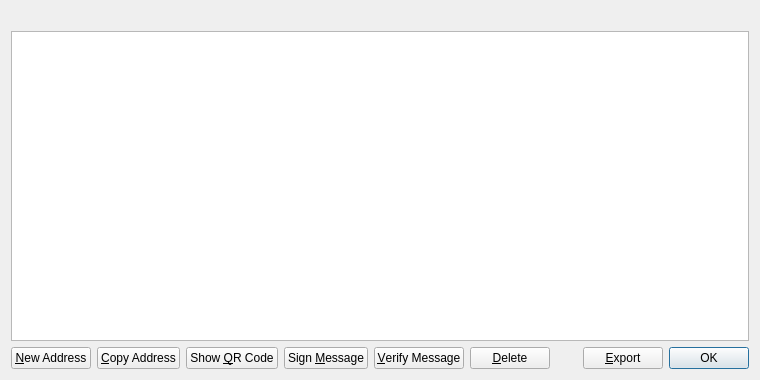
The window that src/qt/forms/addressbookpage.ui (talkcoin/talkcoin-wallet) describes before a commit, drawn with Qt 5.
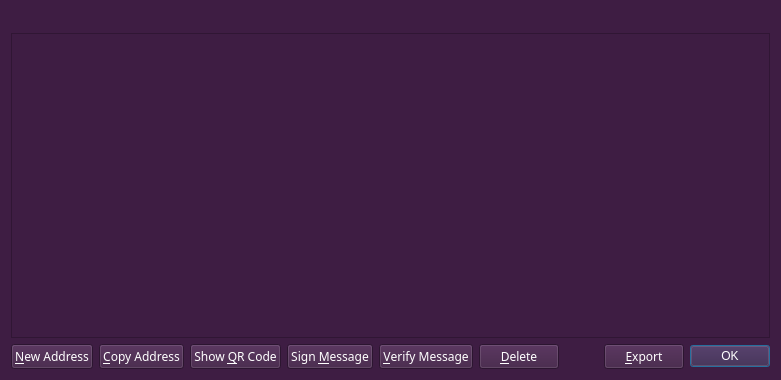
The same window after the commit. Icons and pictures are not drawn.

```diff
--- a/src/qt/forms/addressbookpage.ui
+++ b/src/qt/forms/addressbookpage.ui
@@ -6,13 +6,25 @@
    <rect>
     <x>0</x>
     <y>0</y>
-    <width>760</width>
+    <width>781</width>
     <height>380</height>
    </rect>
   </property>
+  <property name="font">
+   <font>
+    <family>Gill Sans MT</family>
+    <pointsize>9</pointsize>
+   </font>
+  </property>
   <property name="windowTitle">
    <string>Address Book</string>
   </property>
+  <property name="styleSheet">
+   <string notr="true">background-color: rgb(62, 29, 67);
+border-color: rgb(103, 47, 82);
+color: rgb(255, 255, 255);
+</string>
+  </property>
   <layout class="QVBoxLayout" name="verticalLayout">
    <item>
     <widget class="QLabel" name="labelExplanation">
@@ -26,12 +38,30 @@
    </item>
    <item>
     <widget class="QTableView" name="tableView">
+     <property name="font">
+      <font>
+       <family>Gill Sans MT</family>
+       <pointsize>11</pointsize>
+      </font>
+     </property>
      <property name="contextMenuPolicy">
       <enum>Qt::CustomContextMenu</enum>
      </property>
      <property name="toolTip">
       <string>Double-click to edit address or label</string>
      </property>
+     <property name="styleSheet">
+      <string notr="true">
+QToolTip {
+     color: white;
+     font-size:9pt;font-family:'Gill Sans MT';
+     border: 4px solid ;
+     border-radius: 13px;
+     opacity: 700;
+     border-color: rgb(89,38,68);
+     background-color: rgb(62,29,67);
+ }</string>
+     </property>
      <property name="tabKeyNavigation">
       <bool>false</bool>
      </property>
@@ -56,9 +86,29 @@
     <layout class="QHBoxLayout" name="horizontalLayout">
      <item>
       <widget class="QPushButton" name="newAddress">
+       <property name="font">
+        <font>
+         <family>Gill Sans MT</family>
+         <pointsize>9</pointsize>
+        </font>
+       </property>
        <property name="toolTip">
         <string>Create a new address</string>
        </property>
+       <property name="styleSheet">
+        <string notr="true">QToolButton{
+border-color: rgb(103, 47, 82);}
+QToolTip {
+     color: white;
+     font-size:9pt;font-family:'Gill Sans MT';
+     border: 4px solid ;
+     border-radius: 13px;
+     opacity: 700;
+     border-color: rgb(89,38,68);
+     background-color: rgb(62,29,67);
+ }
+</string>
+       </property>
        <property name="text">
         <string>&amp;New Address</string>
        </property>
@@ -70,9 +120,29 @@
      </item>
      <item>
       <widget class="QPushButton" name="copyAddress">
+       <property name="font">
+        <font>
+         <family>Gill Sans MT</family>
+         <pointsize>9</pointsize>
+        </font>
+       </property>
        <property name="toolTip">
         <string>Copy the currently selected address to the system clipboard</string>
        </property>
+       <property name="styleSheet">
+        <string notr="true">
+QToolButton{
+border-color: rgb(103, 47, 82);}
+QToolTip {
+     color: white;
+     font-size:9pt;font-family:'Gill Sans MT';
+     border: 4px solid ;
+     border-radius: 13px;
+     opacity: 700;
+     border-color: rgb(89,38,68);
+     background-color: rgb(62,29,67);
+ }</string>
+       </property>
        <property name="text">
         <string>&amp;Copy Address</string>
        </property>
@@ -84,6 +154,25 @@
      </item>
      <item>
       <widget class="QPushButton" name="showQRCode">
+       <property name="font">
+        <font>
+         <family>Gill Sans MT</family>
+         <pointsize>9</pointsize>
+        </font>
+       </property>
+       <property name="styleSheet">
+        <string notr="true">QToolButton{
+border-color: rgb(103, 47, 82);}
+QToolTip {
+     color: white;
+     font-size:9pt;font-family:'Gill Sans MT';
+     border: 4px solid ;
+     border-radius: 13px;
+     opacity: 700;
+     border-color: rgb(89,38,68);
+     background-color: rgb(62,29,67);
+ }</string>
+       </property>
        <property name="text">
         <string>Show &amp;QR Code</string>
        </property>
@@ -95,9 +184,28 @@
      </item>
      <item>
       <widget class="QPushButton" name="signMessage">
+       <property name="font">
+        <font>
+         <family>Gill Sans MT</family>
+         <pointsize>9</pointsize>
+        </font>
+       </property>
        <property name="toolTip">
         <string>Sign a message to prove you own a Talkcoin address</string>
        </property>
+       <property name="styleSheet">
+        <string notr="true">QToolButton{
+border-color: rgb(103, 47, 82);}
+QToolTip {
+     color: white;
+     font-size:9pt;font-family:'Gill Sans MT';
+     border: 4px solid ;
+     border-radius: 13px;
+     opacity: 700;
+     border-color: rgb(89,38,68);
+     background-color: rgb(62,29,67);
+ }</string>
+       </property>
        <property name="text">
         <string>Sign &amp;Message</string>
        </property>
@@ -109,9 +217,28 @@
      </item>
      <item>
       <widget class="QPushButton" name="verifyMessage">
+       <property name="font">
+        <font>
+         <family>Gill Sans MT</family>
+         <pointsize>9</pointsize>
+        </font>
+       </property>
        <property name="toolTip">
         <string>Verify a message to ensure it was signed with a specified Talkcoin address</string>
        </property>
+       <property name="styleSheet">
+        <string notr="true">QToolButton{
+border-color: rgb(103, 47, 82);}
+QToolTip {
+     color: white;
+     font-size:9pt;font-family:'Gill Sans MT';
+     border: 4px solid ;
+     border-radius: 13px;
+     opacity: 700;
+     border-color: rgb(89,38,68);
+     background-color: rgb(62,29,67);
+ }</string>
+       </property>
        <property name="text">
         <string>&amp;Verify Message</string>
        </property>
@@ -123,9 +250,28 @@
      </item>
      <item>
       <widget class="QPushButton" name="deleteAddress">
+       <property name="font">
+        <font>
+         <family>Gill Sans MT</family>
+         <pointsize>9</pointsize>
+        </font>
+       </property>
        <property name="toolTip">
         <string>Delete the currently selected address from the list</string>
        </property>
+       <property name="styleSheet">
+        <string notr="true">QToolButton{
+border-color: rgb(103, 47, 82);}
+QToolTip {
+     color: white;
+     font-size:9pt;font-family:'Gill Sans MT';
+     border: 4px solid ;
+     border-radius: 13px;
+     opacity: 700;
+     border-color: rgb(89,38,68);
+     background-color: rgb(62,29,67);
+ }</string>
+       </property>
        <property name="text">
         <string>&amp;Delete</string>
        </property>
@@ -150,9 +296,28 @@
      </item>
      <item>
       <widget class="QPushButton" name="exportButton">
+       <property name="font">
+        <font>
+         <family>Gill Sans MT</family>
+         <pointsize>9</pointsize>
+        </font>
+       </property>
        <property name="toolTip">
         <string>Export the data in the current tab to a file</string>
        </property>
+       <property name="styleSheet">
+        <string notr="true">QToolButton{
+border-color: rgb(103, 47, 82);}
+QToolTip {
+     color: white;
+     font-size:9pt;font-family:'Gill Sans MT';
+     border: 4px solid ;
+     border-radius: 13px;
+     opacity: 700;
+     border-color: rgb(89,38,68);
+     background-color: rgb(62,29,67);
+ }</string>
+       </property>
        <property name="text">
         <string>&amp;Export</string>
        </property>
@@ -170,6 +335,26 @@
          <verstretch>0</verstretch>
         </sizepolicy>
        </property>
+       <property name="font">
+        <font>
+         <family>Gill Sans MT</family>
+         <pointsize>9</pointsize>
+        </font>
+       </property>
+       <property name="styleSheet">
+        <string notr="true">
+QDialogButtonBox{
+border-color: rgb(103, 47, 82);}
+QToolTip {
+     color: white;
+     font-size:9pt;font-family:'Gill Sans MT';
+     border: 4px solid ;
+     border-radius: 13px;
+     opacity: 700;
+     border-color: rgb(89,38,68);
+     background-color: rgb(62,29,67);
+ }</string>
+       </property>
        <property name="standardButtons">
         <set>QDialogButtonBox::Ok</set>
        </property>
```
